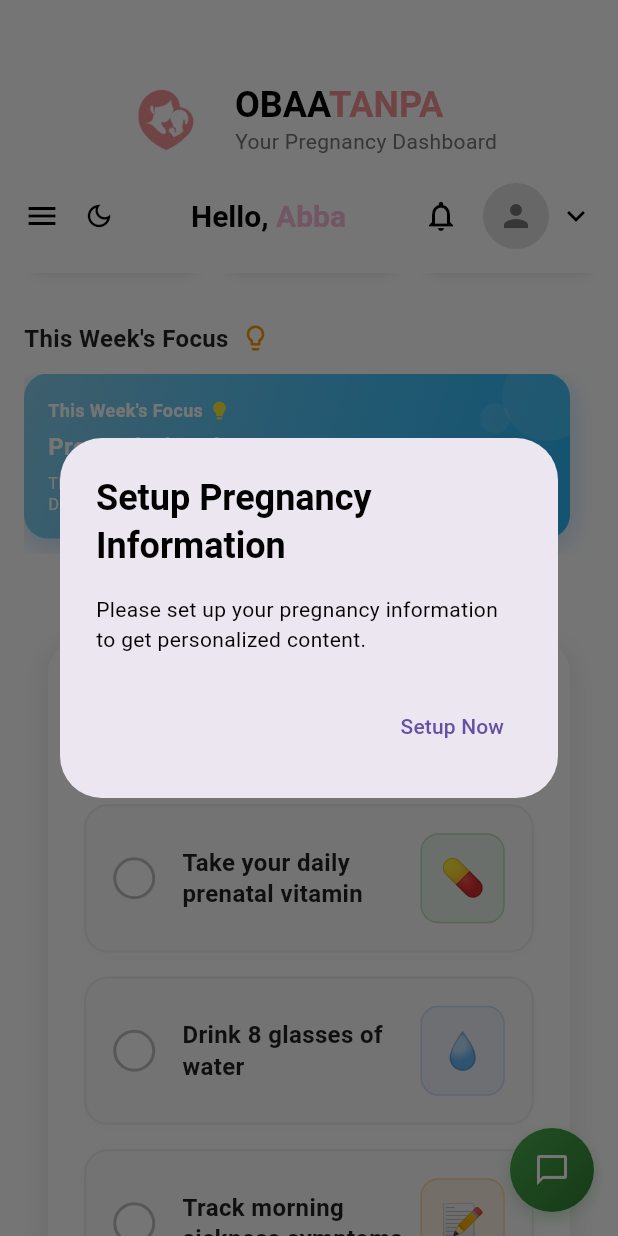
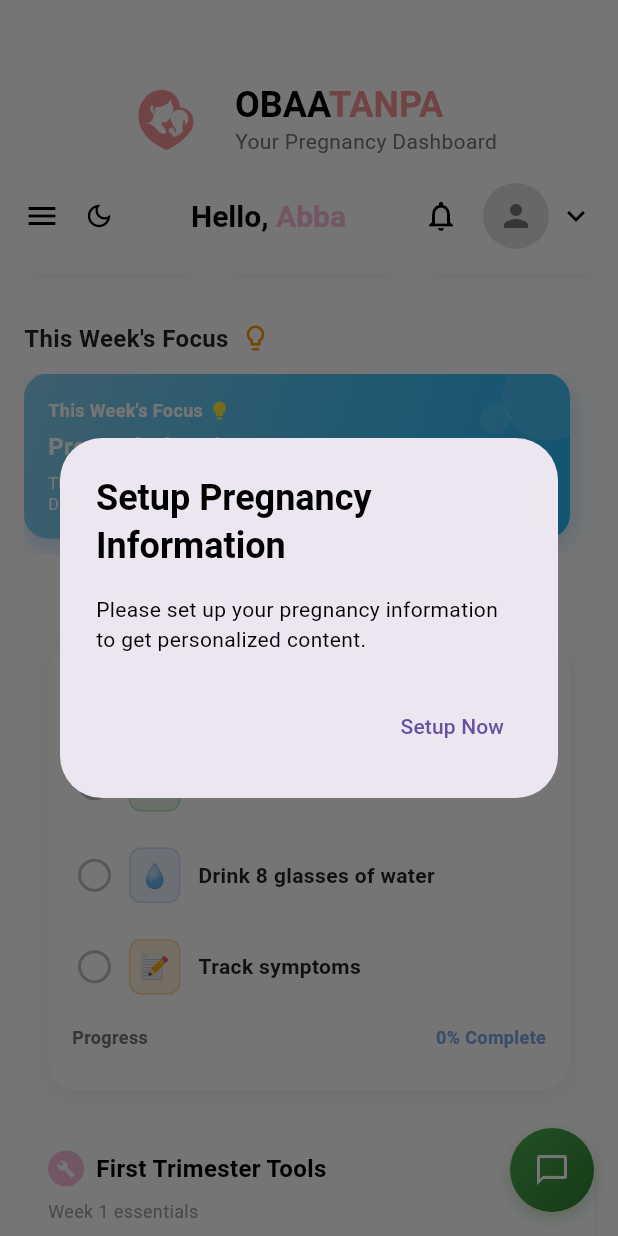
Before and after one commit to abba33/obaatanpa_mobile, a Flutter app: the DashboardPage screen opened by its route, scrolled down 576 dp, on a phone screen of 412 x 824 dp. Run offline on Flutter 3.47's test engine with Material 3 defaults, Android fonts, the phone set to English and light mode, and no system bars; our stand-ins replace flutter_secure_storage, go_router, google_fonts, shared_preferences; accounts and stored records are empty; network calls fail.

```diff
--- a/lib/screens/dashboard/pregnant mother/components/daily_tasks_component.dart
+++ b/lib/screens/dashboard/pregnant mother/components/daily_tasks_component.dart
@@ -41,7 +41,7 @@ class _DailyTasksCardState extends State<DailyTasksCard> {
       weeklyTasks = [
         TaskItem(
           id: 'prenatal_vitamin',
-          title: 'Take your daily prenatal vitamin',
+          title: 'Take prenatal vitamin',
           emoji: '💊',
           backgroundColor: const Color(0xFF4CAF50),
           isCompleted: false,
@@ -55,7 +55,7 @@ class _DailyTasksCardState extends State<DailyTasksCard> {
         ),
         TaskItem(
           id: 'morning_sickness',
-          title: 'Track morning sickness symptoms',
+          title: 'Track symptoms',
           emoji: '📝',
           backgroundColor: const Color(0xFFFF9800),
           isCompleted: false,
@@ -65,14 +65,14 @@ class _DailyTasksCardState extends State<DailyTasksCard> {
       weeklyTasks = [
         TaskItem(
           id: 'prenatal_vitamin',
-          title: 'Take your daily prenatal vitamin',
+          title: 'Take prenatal vitamin',
           emoji: '💊',
           backgroundColor: const Color(0xFF4CAF50),
           isCompleted: false,
         ),
         TaskItem(
           id: 'exercise',
-          title: 'Do 30 minutes of gentle exercise',
+          title: '30min gentle exercise',
           emoji: '🏃‍♀️',
           backgroundColor: primaryColor,
           isCompleted: false,
@@ -90,7 +90,7 @@ class _DailyTasksCardState extends State<DailyTasksCard> {
       weeklyTasks = [
         TaskItem(
           id: 'prenatal_vitamin',
-          title: 'Take your daily prenatal vitamin',
+          title: 'Take prenatal vitamin',
           emoji: '💊',
           backgroundColor: const Color(0xFF4CAF50),
           isCompleted: false,
@@ -104,7 +104,7 @@ class _DailyTasksCardState extends State<DailyTasksCard> {
         ),
         TaskItem(
           id: 'hospital_bag',
-          title: 'Prepare hospital bag checklist',
+          title: 'Prepare hospital bag',
           emoji: '👜',
           backgroundColor: const Color(0xFFFF5722),
           isCompleted: false,
@@ -124,7 +124,7 @@ class _DailyTasksCardState extends State<DailyTasksCard> {
     } else if (week >= 24 && week <= 28) {
       weeklyTasks.add(TaskItem(
         id: 'glucose_test',
-        title: 'Schedule glucose screening test',
+        title: 'Schedule glucose test',
         emoji: '🩸',
         backgroundColor: const Color(0xFFF44336),
         isCompleted: false,
@@ -139,7 +139,7 @@ class _DailyTasksCardState extends State<DailyTasksCard> {
       ));
     }
 
-    return weeklyTasks.take(3).toList(); // Return only 3 tasks
+    return weeklyTasks.take(4).toList(); // Return up to 4 tasks
   }
 
   void _toggleTask(String taskId) {
@@ -155,15 +155,15 @@ class _DailyTasksCardState extends State<DailyTasksCard> {
   Widget build(BuildContext context) {
     return Container(
       margin: const EdgeInsets.symmetric(horizontal: 16),
-      padding: const EdgeInsets.all(24),
+      padding: const EdgeInsets.all(16), // Reduced from 20 to 16
       decoration: BoxDecoration(
         color: Colors.white,
         borderRadius: BorderRadius.circular(20),
         boxShadow: [
           BoxShadow(
-            color: Colors.black.withOpacity(0.08),
+            color: Colors.black.withOpacity(0.06),
             blurRadius: 15,
-            spreadRadius: 2,
+            spreadRadius: 1,
             offset: const Offset(0, 4),
           ),
         ],
@@ -172,16 +172,9 @@ class _DailyTasksCardState extends State<DailyTasksCard> {
         crossAxisAlignment: CrossAxisAlignment.start,
         children: [
           _buildHeader(),
-          const SizedBox(height: 24),
-          ...tasks.asMap().entries.map((entry) {
-            int index = entry.key;
-            TaskItem task = entry.value;
-            return Container(
-              margin: EdgeInsets.only(bottom: index < tasks.length - 1 ? 16 : 0),
-              child: _buildTaskItem(task),
-            );
-          }).toList(),
-          const SizedBox(height: 16),
+          const SizedBox(height: 12), // Reduced from 16 to 12
+          _buildTasksList(),
+          const SizedBox(height: 12), // Reduced from 16 to 12
           _buildProgressBar(),
         ],
       ),
@@ -189,21 +182,30 @@ class _DailyTasksCardState extends State<DailyTasksCard> {
   }
 
   Widget _buildHeader() {
+    final completedCount = _getCompletedCount();
+
     return Row(
       children: [
         Container(
-          padding: const EdgeInsets.all(12),
+          padding: const EdgeInsets.all(8), // Reduced from 10 to 8
           decoration: BoxDecoration(
-            color: lightPrimary,
-            borderRadius: BorderRadius.circular(12),
-            border: Border.all(color: primaryColor.withOpacity(0.2), width: 1),
+            color: primaryColor,
+            borderRadius: BorderRadius.circular(10), // Reduced from 12 to 10
+            boxShadow: [
+              BoxShadow(
+                color: primaryColor.withOpacity(0.3),
+                blurRadius: 6,
+                offset: const Offset(0, 2),
               ),
-          child: const Text(
-            '📋',
-            style: TextStyle(fontSize: 24),
+            ],
+          ),
+          child: const Icon(
+            Icons.task_alt,
+            color: Colors.white,
+            size: 18, // Reduced from 20 to 18
           ),
         ),
-        const SizedBox(width: 16),
+        const SizedBox(width: 10), // Reduced from 12 to 10
         Expanded(
           child: Column(
             crossAxisAlignment: CrossAxisAlignment.start,
@@ -211,36 +213,44 @@ class _DailyTasksCardState extends State<DailyTasksCard> {
               const Text(
                 'Today\'s Tasks',
                 style: TextStyle(
-                  fontSize: 22,
+                  fontSize: 17, // Reduced from 18 to 17
                   fontWeight: FontWeight.w700,
                   color: Colors.black87,
                 ),
               ),
-              const SizedBox(height: 4),
               Text(
                 'Week ${widget.currentWeek} • ${widget.trimester} Trimester',
                 style: TextStyle(
-                  fontSize: 14,
+                  fontSize: 11, // Reduced from 12 to 11
                   fontWeight: FontWeight.w500,
-                  color: primaryColor,
+                  color: Colors.grey[600],
                 ),
               ),
             ],
           ),
         ),
         Container(
-          padding: const EdgeInsets.symmetric(horizontal: 12, vertical: 6),
+          padding: const EdgeInsets.symmetric(horizontal: 10, vertical: 4), // Reduced horizontal from 12 to 10
           decoration: BoxDecoration(
-            color: secondaryColor.withOpacity(0.1),
-            borderRadius: BorderRadius.circular(20),
-            border: Border.all(color: secondaryColor.withOpacity(0.3), width: 1),
+            color: completedCount == tasks.length
+              ? primaryColor.withOpacity(0.1)
+              : secondaryColor.withOpacity(0.1),
+            borderRadius: BorderRadius.circular(14), // Reduced from 16 to 14
+            border: Border.all(
+              color: completedCount == tasks.length
+                ? primaryColor.withOpacity(0.3)
+                : secondaryColor.withOpacity(0.3),
+              width: 1
+            ),
           ),
           child: Text(
-            '${_getCompletedCount()}/${tasks.length}',
+            '$completedCount/${tasks.length}',
             style: TextStyle(
-              fontSize: 14,
+              fontSize: 12, // Reduced from 13 to 12
               fontWeight: FontWeight.w600,
-              color: secondaryColor,
+              color: completedCount == tasks.length
+                ? primaryColor
+                : secondaryColor,
             ),
           ),
         ),
@@ -248,38 +258,32 @@ class _DailyTasksCardState extends State<DailyTasksCard> {
     );
   }
 
+  Widget _buildTasksList() {
+    return Column(
+      children: tasks.asMap().entries.map((entry) {
+        int index = entry.key;
+        TaskItem task = entry.value;
+        return Container(
+          margin: EdgeInsets.only(bottom: index < tasks.length - 1 ? 8 : 0), // Reduced from 10 to 8
+          child: _buildTaskItem(task),
+        );
+      }).toList(),
+    );
+  }
+
   Widget _buildTaskItem(TaskItem task) {
     return GestureDetector(
       onTap: () => _toggleTask(task.id),
-      child: Container(
-        padding: const EdgeInsets.all(18),
-        decoration: BoxDecoration(
-          color: task.isCompleted
-            ? lightPrimary
-            : Colors.grey[50],
-          borderRadius: BorderRadius.circular(16),
-          border: Border.all(
-            color: task.isCompleted
-              ? primaryColor.withOpacity(0.3)
-              : Colors.grey[200]!,
-            width: 1.5,
-          ),
-          boxShadow: [
-            BoxShadow(
-              color: task.isCompleted
-                ? primaryColor.withOpacity(0.1)
-                : Colors.grey.withOpacity(0.05),
-              blurRadius: 8,
-              offset: const Offset(0, 2),
-            ),
-          ],
-        ),
+      child: AnimatedContainer(
+        duration: const Duration(milliseconds: 200),
+        padding: const EdgeInsets.symmetric(horizontal: 4, vertical: 8), // Reduced vertical from 12 to 8
         child: Row(
           children: [
-            // Enhanced Checkbox
-            Container(
-              width: 28,
-              height: 28,
+            // Compact Checkbox
+            AnimatedContainer(
+              duration: const Duration(milliseconds: 200),
+              width: 22, // Reduced from 24 to 22
+              height: 22, // Reduced from 24 to 22
               decoration: BoxDecoration(
                 shape: BoxShape.circle,
                 border: Border.all(
@@ -290,39 +294,49 @@ class _DailyTasksCardState extends State<DailyTasksCard> {
                 ),
                 color: task.isCompleted
                   ? primaryColor
-                  : Colors.white,
+                  : Colors.transparent,
                 boxShadow: task.isCompleted ? [
                   BoxShadow(
                     color: primaryColor.withOpacity(0.3),
                     blurRadius: 4,
-                    offset: const Offset(0, 2),
+                    offset: const Offset(0, 1),
                   ),
                 ] : null,
               ),
               child: task.isCompleted
-                ? const Center(
-                    child: Text(
-                      '✓',
-                      style: TextStyle(
+                ? const Icon(
+                    Icons.check,
                     color: Colors.white,
-                        fontSize: 16,
-                        fontWeight: FontWeight.bold,
-                      ),
-                    ),
+                    size: 14, // Reduced from 16 to 14
                   )
                 : null,
             ),
-            const SizedBox(width: 18),
+            const SizedBox(width: 12), // Reduced from 16 to 12
+
+            // Emoji icon
+            Container(
+              padding: const EdgeInsets.all(6), // Reduced from 8 to 6
+              decoration: BoxDecoration(
+                color: task.backgroundColor.withOpacity(0.15),
+                borderRadius: BorderRadius.circular(8), // Reduced from 10 to 8
+                border: Border.all(
+                  color: task.backgroundColor.withOpacity(0.3),
+                  width: 1,
+                ),
+              ),
+              child: Text(
+                task.emoji,
+                style: const TextStyle(fontSize: 16), // Reduced from 18 to 16
+              ),
+            ),
+            const SizedBox(width: 12), // Reduced from 14 to 12
 
             // Task content
             Expanded(
-              child: Column(
-                crossAxisAlignment: CrossAxisAlignment.start,
-                children: [
-                  Text(
+              child: Text(
                 task.title,
                 style: TextStyle(
-                      fontSize: 16,
+                  fontSize: 14, // Reduced from 15 to 14
                   fontWeight: FontWeight.w600,
                   color: task.isCompleted
                     ? Colors.grey.shade600
@@ -330,41 +344,33 @@ class _DailyTasksCardState extends State<DailyTasksCard> {
                   decoration: task.isCompleted
                     ? TextDecoration.lineThrough
                     : null,
-                      height: 1.3,
                 ),
-                  ),
-                  if (task.isCompleted) ...[
-                    const SizedBox(height: 4),
-                    Text(
-                      'Completed! Great job 👏',
-                      style: TextStyle(
-                        fontSize: 12,
-                        fontWeight: FontWeight.w500,
-                        color: primaryColor,
-                      ),
-                    ),
-                  ],
-                ],
               ),
             ),
 
-            // Enhanced Icon with background
+            // Completion indicator
+            if (task.isCompleted)
               Container(
-              padding: const EdgeInsets.all(12),
+                padding: const EdgeInsets.symmetric(horizontal: 8, vertical: 3), // Reduced padding
                 decoration: BoxDecoration(
-                color: task.isCompleted
-                  ? task.backgroundColor.withOpacity(0.15)
-                  : task.backgroundColor.withOpacity(0.1),
-                borderRadius: BorderRadius.circular(12),
+                  gradient: LinearGradient(
+                    colors: [
+                      primaryColor.withOpacity(0.15),
+                      secondaryColor.withOpacity(0.15),
+                    ],
+                  ),
+                  borderRadius: BorderRadius.circular(10), // Reduced from 12 to 10
                   border: Border.all(
-                  color: task.backgroundColor.withOpacity(0.3),
+                    color: primaryColor.withOpacity(0.3),
                     width: 1,
                   ),
                 ),
                 child: Text(
-                task.emoji,
-                style: const TextStyle(
-                  fontSize: 24,
+                  '✓ Done',
+                  style: TextStyle(
+                    fontSize: 10, // Reduced from 11 to 10
+                    fontWeight: FontWeight.w600,
+                    color: primaryColor,
                   ),
                 ),
               ),
@@ -377,57 +383,55 @@ class _DailyTasksCardState extends State<DailyTasksCard> {
   Widget _buildProgressBar() {
     final completedCount = _getCompletedCount();
     final progress = tasks.isNotEmpty ? completedCount / tasks.length : 0.0;
+    final isComplete = progress == 1.0;
 
     return Column(
-      crossAxisAlignment: CrossAxisAlignment.start,
       children: [
         Row(
           mainAxisAlignment: MainAxisAlignment.spaceBetween,
           children: [
             Text(
-              'Daily Progress',
+              'Progress',
               style: TextStyle(
-                fontSize: 14,
+                fontSize: 12, // Reduced from 13 to 12
                 fontWeight: FontWeight.w600,
-                color: Colors.grey[700],
+                color: Colors.grey[600],
               ),
             ),
             Text(
               '${(progress * 100).toInt()}% Complete',
               style: TextStyle(
-                fontSize: 14,
+                fontSize: 12, // Reduced from 13 to 12
                 fontWeight: FontWeight.w600,
-                color: progress == 1.0 ? primaryColor : secondaryColor,
+                color: isComplete ? primaryColor : secondaryColor,
               ),
             ),
           ],
         ),
-        const SizedBox(height: 12),
+        const SizedBox(height: 6), // Reduced from 8 to 6
         Container(
-          height: 8,
+          height: 5, // Reduced from 6 to 5
           decoration: BoxDecoration(
             color: Colors.grey[200],
-            borderRadius: BorderRadius.circular(4),
+            borderRadius: BorderRadius.circular(2.5),
           ),
           child: Stack(
             children: [
-              Container(
-                height: 8,
-                decoration: BoxDecoration(
-                  color: Colors.grey[200],
-                  borderRadius: BorderRadius.circular(4),
-                ),
-              ),
               FractionallySizedBox(
                 widthFactor: progress,
-                child: Container(
-                  height: 8,
+                child: AnimatedContainer(
+                  duration: const Duration(milliseconds: 300),
+                  height: 5, // Reduced from 6 to 5
                   decoration: BoxDecoration(
-                    color: progress == 1.0 ? primaryColor : secondaryColor,
-                    borderRadius: BorderRadius.circular(4),
+                    gradient: LinearGradient(
+                      colors: isComplete
+                        ? [primaryColor, primaryColor.withOpacity(0.8)]
+                        : [secondaryColor, secondaryColor.withOpacity(0.8)],
+                    ),
+                    borderRadius: BorderRadius.circular(2.5),
                     boxShadow: [
                       BoxShadow(
-                        color: (progress == 1.0 ? primaryColor : secondaryColor).withOpacity(0.3),
+                        color: (isComplete ? primaryColor : secondaryColor).withOpacity(0.3),
                         blurRadius: 4,
                         offset: const Offset(0, 1),
                       ),
@@ -438,24 +442,29 @@ class _DailyTasksCardState extends State<DailyTasksCard> {
             ],
           ),
         ),
-        if (progress == 1.0) ...[
-          const SizedBox(height: 12),
+        if (isComplete) ...[
+          const SizedBox(height: 10), // Reduced from 12 to 10
           Container(
-            padding: const EdgeInsets.symmetric(horizontal: 16, vertical: 8),
+            padding: const EdgeInsets.symmetric(horizontal: 10, vertical: 6), // Reduced padding
             decoration: BoxDecoration(
-              color: lightPrimary,
-              borderRadius: BorderRadius.circular(20),
-              border: Border.all(color: primaryColor.withOpacity(0.3), width: 1),
+              gradient: LinearGradient(
+                colors: [
+                  primaryColor.withOpacity(0.1),
+                  secondaryColor.withOpacity(0.1),
+                ],
+              ),
+              borderRadius: BorderRadius.circular(14), // Reduced from 16 to 14
+              border: Border.all(color: primaryColor.withOpacity(0.2), width: 1),
             ),
             child: Row(
               mainAxisSize: MainAxisSize.min,
               children: [
-                const Text('🎉', style: TextStyle(fontSize: 16)),
-                const SizedBox(width: 8),
+                const Text('🎉', style: TextStyle(fontSize: 12)), // Reduced from 14 to 12
+                const SizedBox(width: 5), // Reduced from 6 to 5
                 Text(
-                  'All tasks completed for today!',
+                  'All done! Great job today!',
                   style: TextStyle(
-                    fontSize: 12,
+                    fontSize: 11, // Reduced from 12 to 11
                     fontWeight: FontWeight.w600,
                     color: primaryColor,
                   ),
```
Lines whose indentation alone changed are shown as unchanged.
